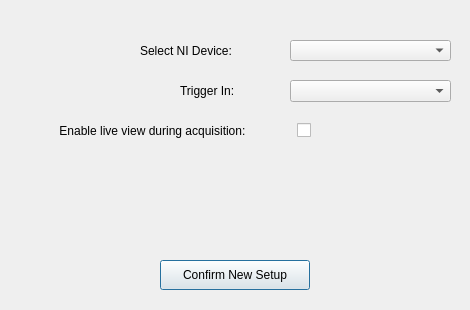
The window that src/app/src/advancedsetupdialog.ui (CuriBio/nautilus_acquisition) describes before a commit, drawn with Qt 5.
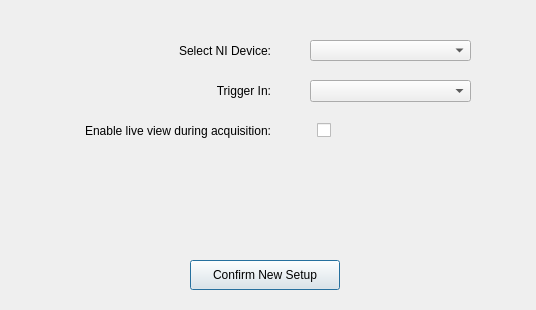
The same window after the commit.

Commit message: fix advanced setup dialog

The edit to the form file:
```diff
--- a/src/app/src/advancedsetupdialog.ui
+++ b/src/app/src/advancedsetupdialog.ui
@@ -6,7 +6,7 @@
    <rect>
     <x>0</x>
     <y>0</y>
-    <width>470</width>
+    <width>536</width>
     <height>310</height>
    </rect>
   </property>
@@ -16,7 +16,7 @@
   <widget class="QComboBox" name="nidevicelist">
    <property name="geometry">
     <rect>
-     <x>290</x>
+     <x>310</x>
      <y>40</y>
      <width>161</width>
      <height>21</height>
@@ -26,20 +26,23 @@
   <widget class="QLabel" name="label">
    <property name="geometry">
     <rect>
-     <x>140</x>
+     <x>130</x>
      <y>40</y>
-     <width>101</width>
+     <width>141</width>
      <height>21</height>
     </rect>
    </property>
    <property name="text">
     <string>Select NI Device:</string>
    </property>
+   <property name="alignment">
+    <set>Qt::AlignRight|Qt::AlignTrailing|Qt::AlignVCenter</set>
+   </property>
   </widget>
   <widget class="QPushButton" name="updatesetupbtn">
    <property name="geometry">
     <rect>
-     <x>160</x>
+     <x>190</x>
      <y>260</y>
      <width>150</width>
      <height>30</height>
@@ -52,20 +55,23 @@
   <widget class="QLabel" name="label_2">
    <property name="geometry">
     <rect>
-     <x>180</x>
+     <x>160</x>
      <y>80</y>
-     <width>61</width>
+     <width>111</width>
      <height>21</height>
     </rect>
    </property>
    <property name="text">
     <string>Trigger In:</string>
    </property>
+   <property name="alignment">
+    <set>Qt::AlignRight|Qt::AlignTrailing|Qt::AlignVCenter</set>
+   </property>
   </widget>
   <widget class="QComboBox" name="triggerModeList">
    <property name="geometry">
     <rect>
-     <x>290</x>
+     <x>310</x>
      <y>80</y>
      <width>161</width>
      <height>22</height>
@@ -75,9 +81,9 @@
   <widget class="QCheckBox" name="checkEnableLiveViewDuringAcq">
    <property name="geometry">
     <rect>
-     <x>20</x>
+     <x>310</x>
      <y>120</y>
-     <width>291</width>
+     <width>21</width>
      <height>21</height>
     </rect>
    </property>
@@ -85,7 +91,23 @@
     <enum>Qt::RightToLeft</enum>
    </property>
    <property name="text">
-    <string>Enable live view during acquisition:              </string>
+    <string/>
+   </property>
+  </widget>
+  <widget class="QLabel" name="label_3">
+   <property name="geometry">
+    <rect>
+     <x>10</x>
+     <y>120</y>
+     <width>261</width>
+     <height>21</height>
+    </rect>
+   </property>
+   <property name="text">
+    <string>Enable live view during acquisition:</string>
+   </property>
+   <property name="alignment">
+    <set>Qt::AlignRight|Qt::AlignTrailing|Qt::AlignVCenter</set>
    </property>
   </widget>
  </widget>
```
